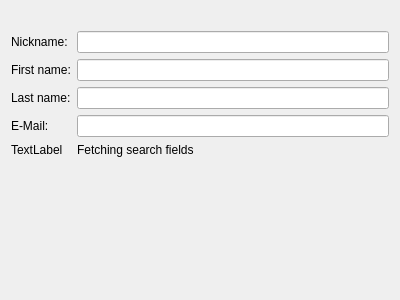
swift/swift, file Swift/QtUI/UserSearch/QtUserSearchFieldsPage.ui: the form before one commit.
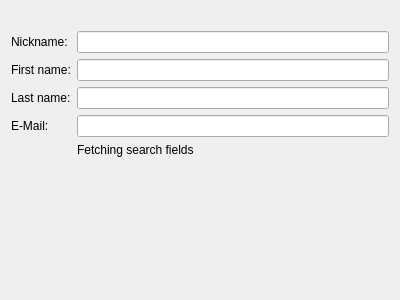
The form after the commit.

```diff
--- a/Swift/QtUI/UserSearch/QtUserSearchFieldsPage.ui
+++ b/Swift/QtUI/UserSearch/QtUserSearchFieldsPage.ui
@@ -77,7 +77,7 @@
    <item row="5" column="0">
     <widget class="QLabel" name="fetchingThrobber_">
      <property name="text">
-      <string>TextLabel</string>
+      <string></string>
      </property>
     </widget>
    </item>
```
Left out of the diff: 2 changed lines with no effect on the pictures.
